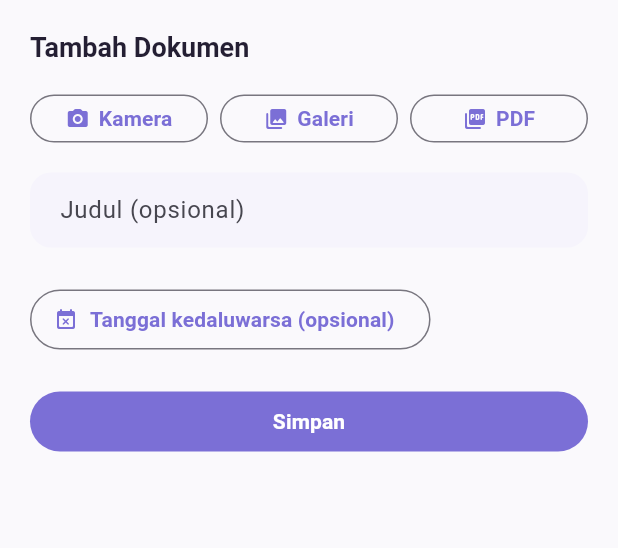
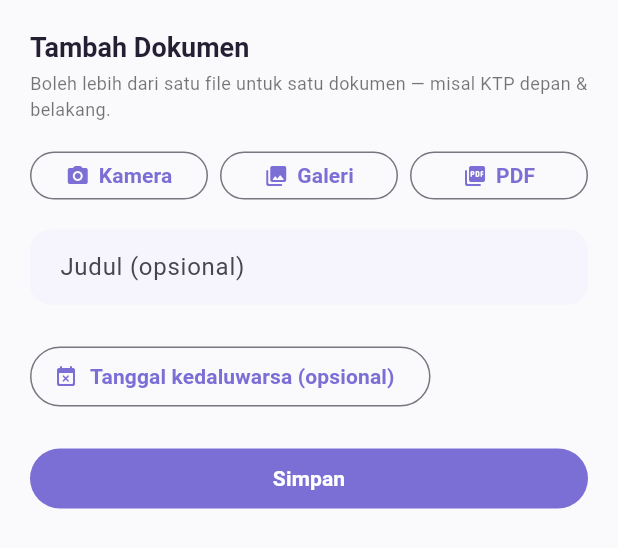
Before and after one commit to ariswibowo80/tello, a Flutter app: the _DocumentFormSheet widget shown alone on an empty page, opened directly with empty values, after a tap on "PDF", on a phone screen of 412 x 824 dp. Shown: the top 548 px of the screen. Run offline on Flutter 3.47's test engine with Material 3 defaults, Android fonts, the phone set to English and light mode, and no system bars; our stand-ins replace cached_network_image, cloud_firestore, file_picker, firebase_auth, firebase_core, firebase_crashlytics and 13 more; accounts and stored records are empty; Roboto replaces fonts that are missing (Poppins); statements that could not run were skipped.

Commit message:
Support multiple files per family document
A FamilyDocument can now hold several files (e.g. KTP front + back,
or a multi-page scan) instead of exactly one. FamilyDocument.files
replaces the single fileUrl/storagePath/fileKind fields, with a
backward-compatible read path for documents saved before this change.

- Add document sheet: Galeri and PDF now multi-select; Kamera can be
  tapped repeatedly. Each picked file uploads and tracks its own
  progress via the shared MediaGrid widget (extended with a PDF tile
  variant).
- Document list card shows a file-count badge when there's more than
  one file.
- Tapping a single-file document opens it directly as before; a
  multi-file document instead opens a thumbnail grid sheet so you can
  see which file is which before opening it full-screen.
- Document deletion (single document and cascading member/asset
  delete) now cleans up every file, not just one.

Co-Authored-By: Claude Sonnet 5 <noreply@anthropic.com>
Claude-Session: https://claude.ai/code/session_01UYdoRTGPeAKuyveDcBdf7c

```diff
--- a/lib/core/widgets/media_grid.dart
+++ b/lib/core/widgets/media_grid.dart
@@ -14,6 +14,7 @@ class MediaGridItem {
     this.localFile,
     this.networkUrl,
     this.isVideo = false,
+    this.isPdf = false,
     this.progress,
     this.error,
     this.onRemove,
@@ -23,6 +24,10 @@ class MediaGridItem {
   final File? localFile;
   final String? networkUrl;
   final bool isVideo;
+
+  /// A PDF has no renderable thumbnail — shown as an icon tile instead of
+  /// attempting to decode the file as an image.
+  final bool isPdf;
 
   /// 0.0–1.0 while uploading, null once finished (or if not applicable).
   final double? progress;
@@ -76,7 +81,12 @@ class _MediaTile extends StatelessWidget {
       child: Stack(
         fit: StackFit.expand,
         children: [
-          if (item.localFile != null)
+          if (item.isPdf)
+            const ColoredBox(
+              color: AppColors.primaryLight,
+              child: Center(child: Icon(Icons.picture_as_pdf_rounded, color: AppColors.primary, size: 32)),
+            )
+          else if (item.localFile != null)
             Image.file(item.localFile!, fit: BoxFit.cover)
           else if (item.networkUrl != null)
             CachedNetworkImage(imageUrl: item.networkUrl!, fit: BoxFit.cover)
--- a/lib/features/family/domain/entities/family_document.dart
+++ b/lib/features/family/domain/entities/family_document.dart
@@ -30,18 +30,36 @@ class DocumentTypePresets {
 
 enum DocumentFileKind { image, pdf }
 
-/// A single scanned/photographed document attached to a [FamilyMember] or
-/// a [FamilyAsset] — e.g. a KTP photo or a scanned STNK PDF. Lives in a
-/// `documents` subcollection under its parent, scoped to the household
-/// the same way Moments/Plans are.
+/// One uploaded file (photo or PDF page) within a [FamilyDocument] — a
+/// KTP, for instance, is usually two of these (front + back).
+class DocumentFile {
+  const DocumentFile({required this.url, required this.storagePath, required this.kind});
+
+  final String url;
+  final String storagePath;
+  final DocumentFileKind kind;
+
+  factory DocumentFile.fromMap(Map<String, dynamic> map) => DocumentFile(
+        url: map['url'] as String? ?? '',
+        storagePath: map['storagePath'] as String? ?? '',
+        kind: (map['kind'] as String?) == 'pdf' ? DocumentFileKind.pdf : DocumentFileKind.image,
+      );
+
+  Map<String, dynamic> toMap() => {'url': url, 'storagePath': storagePath, 'kind': kind.name};
+}
+
+/// A scanned/photographed document attached to a [FamilyMember] or a
+/// [FamilyAsset] — e.g. a KTP (front + back) or a scanned STNK PDF. One
+/// [FamilyDocument] can hold several [files] (multiple photos or pages
+/// that together make up "the KTP"). Lives in a `documents` subcollection
+/// under its parent, scoped to the household the same way Moments/Plans
+/// are.
 class FamilyDocument {
   const FamilyDocument({
     required this.id,
     required this.title,
     required this.docType,
-    required this.fileUrl,
-    required this.storagePath,
-    required this.fileKind,
+    required this.files,
     this.expiryDate,
     this.notes,
     required this.createdAt,
@@ -50,9 +68,7 @@ class FamilyDocument {
   final String id;
   final String title;
   final String docType;
-  final String fileUrl;
-  final String storagePath;
-  final DocumentFileKind fileKind;
+  final List<DocumentFile> files;
   final DateTime? expiryDate;
   final String? notes;
   final DateTime createdAt;
@@ -66,13 +82,30 @@ class FamilyDocument {
   }
 
   factory FamilyDocument.fromFirestore(String id, Map<String, dynamic> map) {
+    List<DocumentFile> files;
+    if (map['files'] is List) {
+      files = (map['files'] as List)
+          .map((f) => DocumentFile.fromMap(Map<String, dynamic>.from(f as Map)))
+          .toList();
+    } else if (map['fileUrl'] != null) {
+      // Documents created before multi-file support stored a single file
+      // directly on the document — read those as a one-file list.
+      files = [
+        DocumentFile(
+          url: map['fileUrl'] as String? ?? '',
+          storagePath: map['storagePath'] as String? ?? '',
+          kind: (map['fileKind'] as String?) == 'pdf' ? DocumentFileKind.pdf : DocumentFileKind.image,
+        ),
+      ];
+    } else {
+      files = const [];
+    }
+
     return FamilyDocument(
       id: id,
       title: map['title'] as String? ?? '',
       docType: map['docType'] as String? ?? '',
-      fileUrl: map['fileUrl'] as String? ?? '',
-      storagePath: map['storagePath'] as String? ?? '',
-      fileKind: (map['fileKind'] as String?) == 'pdf' ? DocumentFileKind.pdf : DocumentFileKind.image,
+      files: files,
       expiryDate: (map['expiryDate'] as Timestamp?)?.toDate(),
       notes: map['notes'] as String?,
       createdAt: (map['createdAt'] as Timestamp?)?.toDate() ?? DateTime.now(),
@@ -82,9 +115,7 @@ class FamilyDocument {
   Map<String, dynamic> toFirestore() => {
         'title': title,
         'docType': docType,
-        'fileUrl': fileUrl,
-        'storagePath': storagePath,
-        'fileKind': fileKind.name,
+        'files': files.map((f) => f.toMap()).toList(),
         'expiryDate': expiryDate != null ? Timestamp.fromDate(expiryDate!) : null,
         'notes': notes,
         'createdAt': FieldValue.serverTimestamp(),
--- a/lib/features/family/presentation/screens/family_asset_detail_screen.dart
+++ b/lib/features/family/presentation/screens/family_asset_detail_screen.dart
@@ -47,7 +47,9 @@ class FamilyAssetDetailScreen extends ConsumerWidget {
       await ref
           .read(familyDocumentRepositoryProvider)
           .deleteDocument(DocumentParentType.familyAsset, assetId, document.id);
-      await ref.read(storageServiceProvider).deleteMedia(document.storagePath);
+      for (final file in document.files) {
+        await ref.read(storageServiceProvider).deleteMedia(file.storagePath);
+      }
       await NotificationService.instance.cancelDocumentExpiryReminders(document.id);
     } on AppException catch (e) {
       if (context.mounted) ScaffoldMessenger.of(context).showSnackBar(SnackBar(content: Text(e.message)));
@@ -75,7 +77,9 @@ class FamilyAssetDetailScreen extends ConsumerWidget {
       final documents = ref.read(familyDocumentsProvider((DocumentParentType.familyAsset, asset.id))).valueOrNull ??
           const <FamilyDocument>[];
       for (final doc in documents) {
-        await ref.read(storageServiceProvider).deleteMedia(doc.storagePath);
+        for (final file in doc.files) {
+          await ref.read(storageServiceProvider).deleteMedia(file.storagePath);
+        }
         await NotificationService.instance.cancelDocumentExpiryReminders(doc.id);
       }
       await ref.read(familyAssetRepositoryProvider).deleteAsset(asset.id);
--- a/lib/features/family/presentation/screens/family_member_detail_screen.dart
+++ b/lib/features/family/presentation/screens/family_member_detail_screen.dart
@@ -47,7 +47,9 @@ class FamilyMemberDetailScreen extends ConsumerWidget {
       await ref
           .read(familyDocumentRepositoryProvider)
           .deleteDocument(DocumentParentType.familyMember, memberId, document.id);
-      await ref.read(storageServiceProvider).deleteMedia(document.storagePath);
+      for (final file in document.files) {
+        await ref.read(storageServiceProvider).deleteMedia(file.storagePath);
+      }
       await NotificationService.instance.cancelDocumentExpiryReminders(document.id);
     } on AppException catch (e) {
       if (context.mounted) ScaffoldMessenger.of(context).showSnackBar(SnackBar(content: Text(e.message)));
@@ -75,7 +77,9 @@ class FamilyMemberDetailScreen extends ConsumerWidget {
       final documents = ref.read(familyDocumentsProvider((DocumentParentType.familyMember, member.id))).valueOrNull ??
           const <FamilyDocument>[];
       for (final doc in documents) {
-        await ref.read(storageServiceProvider).deleteMedia(doc.storagePath);
+        for (final file in doc.files) {
+          await ref.read(storageServiceProvider).deleteMedia(file.storagePath);
+        }
         await NotificationService.instance.cancelDocumentExpiryReminders(doc.id);
       }
       await ref.read(familyMemberRepositoryProvider).deleteMember(member.id);
--- a/lib/features/family/presentation/widgets/document_form_sheet.dart
+++ b/lib/features/family/presentation/widgets/document_form_sheet.dart
@@ -5,12 +5,13 @@ import 'package:flutter/material.dart';
 import 'package:flutter_riverpod/flutter_riverpod.dart';
 import 'package:image_picker/image_picker.dart';
 import 'package:intl/intl.dart';
+import 'package:uuid/uuid.dart';
 
 import '../../../../core/errors/app_exception.dart';
 import '../../../../core/services/notification_service.dart';
 import '../../../../core/services/storage_providers.dart';
 import '../../../../core/services/storage_service.dart';
-import '../../../../core/theme/app_colors.dart';
+import '../../../../core/widgets/media_grid.dart';
 import '../../domain/entities/family_document.dart';
 import '../../domain/repositories/family_document_repository.dart';
 import '../providers/family_document_providers.dart';
@@ -37,6 +38,16 @@ Future<void> showDocumentFormSheet(
   );
 }
 
+class _PickedFile {
+  _PickedFile({required this.id, required this.file, required this.isPdf});
+  final String id;
+  final File file;
+  final bool isPdf;
+  double progress = 0;
+  DocumentUploadResult? uploaded;
+  String? error;
+}
+
 class _DocumentFormSheet extends ConsumerStatefulWidget {
   const _DocumentFormSheet({
     required this.parentType,
@@ -59,12 +70,7 @@ class _DocumentFormSheetState extends ConsumerState<_DocumentFormSheet> {
   final _customTypeController = TextEditingController();
   String? _docType;
   DateTime? _expiryDate;
-
-  File? _pickedFile;
-  bool _pickedIsPdf = false;
-  double? _uploadProgress;
-  String? _uploadError;
-  DocumentUploadResult? _uploadedResult;
+  final List<_PickedFile> _pickedFiles = [];
   bool _isSaving = false;
 
   @override
@@ -74,7 +80,9 @@ class _DocumentFormSheetState extends ConsumerState<_DocumentFormSheet> {
     super.dispose();
   }
 
-  bool get _isUploading => _pickedFile != null && _uploadedResult == null && _uploadError == null;
+  bool get _isUploadingAny => _pickedFiles.any((f) => f.uploaded == null && f.error == null);
+  bool get _hasErrors => _pickedFiles.any((f) => f.error != null);
+  List<_PickedFile> get _successfulFiles => _pickedFiles.where((f) => f.uploaded != null).toList();
 
   static const String _otherPreset = 'Lainnya';
 
@@ -94,63 +102,57 @@ class _DocumentFormSheetState extends ConsumerState<_DocumentFormSheet> {
   }
 
   Future<void> _pickFromGallery() async {
-    final xfile = await ImagePicker().pickImage(source: ImageSource.gallery);
-    if (xfile != null) _startUpload(File(xfile.path), isPdf: false);
+    final picked = await ImagePicker().pickMultiImage();
+    for (final xfile in picked) {
+      _startUpload(File(xfile.path), isPdf: false);
+    }
   }
 
   Future<void> _pickPdf() async {
-    final file = await FilePicker.pickFile(type: FileType.custom, allowedExtensions: ['pdf']);
-    final path = file?.path;
+    final files = await FilePicker.pickFiles(type: FileType.custom, allowedExtensions: ['pdf']);
+    for (final platformFile in files) {
+      final path = platformFile.path;
       if (path != null) _startUpload(File(path), isPdf: true);
+    }
   }
 
   /// Uploading begins the instant a file is picked — not deferred to the
-  /// Simpan tap — since Simpan is disabled while [_isUploading] is true.
-  /// Deferring the actual upload call to `_save()` would deadlock: the
-  /// button would stay disabled forever because nothing had kicked off
-  /// the work that clears that state.
+  /// Simpan tap — since Simpan is disabled while any file is still
+  /// uploading. Deferring the actual upload call to `_save()` would
+  /// deadlock: the button would stay disabled forever because nothing
+  /// had kicked off the work that clears that state.
   void _startUpload(File file, {required bool isPdf}) {
-    setState(() {
-      _pickedFile = file;
-      _pickedIsPdf = isPdf;
-      _uploadProgress = 0;
-      _uploadError = null;
-      _uploadedResult = null;
-    });
+    final entry = _PickedFile(id: const Uuid().v4(), file: file, isPdf: isPdf);
+    setState(() => _pickedFiles.add(entry));
 
     final storage = ref.read(storageServiceProvider);
     final task = storage.uploadDocument(file: file, folderPath: widget.folderPath, isPdf: isPdf);
 
     task.progress.listen((p) {
-      if (mounted) setState(() => _uploadProgress = p);
+      if (mounted) setState(() => entry.progress = p);
     });
 
     task.result.then((result) {
       if (!mounted) return;
       setState(() {
-        _uploadProgress = 1;
-        _uploadedResult = result;
+        entry.progress = 1;
+        entry.uploaded = result;
       });
     }).catchError((Object e) {
       if (!mounted) return;
-      setState(() => _uploadError = e is AppException ? e.message : 'Upload gagal. Silakan coba lagi.');
+      setState(() => entry.error = e is AppException ? e.message : 'Upload gagal. Silakan coba lagi.');
     });
   }
 
-  void _removePickedFile() {
+  void _removeFile(_PickedFile entry) {
+    setState(() => _pickedFiles.remove(entry));
     // Best-effort cleanup if the upload already finished — nothing else
     // references this file since it was never attached to a saved
     // FamilyDocument.
-    final uploaded = _uploadedResult;
+    final uploaded = entry.uploaded;
     if (uploaded != null) {
       ref.read(storageServiceProvider).deleteMedia(uploaded.storagePath);
     }
-    setState(() {
-      _pickedFile = null;
-      _uploadProgress = null;
-      _uploadError = null;
-      _uploadedResult = null;
-    });
   }
 
   Future<void> _pickExpiryDate() async {
@@ -164,9 +166,9 @@ class _DocumentFormSheetState extends ConsumerState<_DocumentFormSheet> {
   }
 
   Future<void> _save() async {
-    final uploaded = _uploadedResult;
+    final successful = _successfulFiles;
     final docType = _resolvedDocType;
-    if (uploaded == null) {
+    if (successful.isEmpty) {
       ScaffoldMessenger.of(context).showSnackBar(const SnackBar(content: Text('Pilih foto atau file PDF dulu.')));
       return;
     }
@@ -184,9 +186,14 @@ class _DocumentFormSheetState extends ConsumerState<_DocumentFormSheet> {
         id: docRepo.newDocumentId(widget.parentType, widget.parentId),
         title: title,
         docType: docType,
-        fileUrl: uploaded.url,
-        storagePath: uploaded.storagePath,
-        fileKind: uploaded.isPdf ? DocumentFileKind.pdf : DocumentFileKind.image,
+        files: [
+          for (final f in successful)
+            DocumentFile(
+              url: f.uploaded!.url,
+              storagePath: f.uploaded!.storagePath,
+              kind: f.isPdf ? DocumentFileKind.pdf : DocumentFileKind.image,
+            ),
+        ],
         expiryDate: _expiryDate,
         createdAt: DateTime.now(),
       );
@@ -202,7 +209,7 @@ class _DocumentFormSheetState extends ConsumerState<_DocumentFormSheet> {
 
       if (mounted) Navigator.of(context).pop();
     } on AppException catch (e) {
-      if (mounted) setState(() => _uploadError = e.message);
+      if (mounted) ScaffoldMessenger.of(context).showSnackBar(SnackBar(content: Text(e.message)));
     } finally {
       if (mounted) setState(() => _isSaving = false);
     }
@@ -225,53 +232,51 @@ class _DocumentFormSheetState extends ConsumerState<_DocumentFormSheet> {
           crossAxisAlignment: CrossAxisAlignment.start,
           children: [
             Text('Tambah Dokumen', style: Theme.of(context).textTheme.titleLarge),
+            const SizedBox(height: 4),
+            const Text(
+              'Boleh lebih dari satu file untuk satu dokumen — misal KTP depan & belakang.',
+              style: TextStyle(fontSize: 12, color: Colors.black54),
+            ),
             const SizedBox(height: 16),
-            if (_pickedFile == null)
             Row(
               children: [
                 Expanded(
-                    child: _SourceButton(
-                      onPressed: _pickFromCamera,
-                      icon: Icons.camera_alt_rounded,
-                      label: 'Kamera',
-                    ),
+                  child: _SourceButton(onPressed: _pickFromCamera, icon: Icons.camera_alt_rounded, label: 'Kamera'),
                 ),
                 const SizedBox(width: 8),
                 Expanded(
-                    child: _SourceButton(
-                      onPressed: _pickFromGallery,
-                      icon: Icons.photo_library_rounded,
-                      label: 'Galeri',
-                    ),
+                  child:
+                      _SourceButton(onPressed: _pickFromGallery, icon: Icons.photo_library_rounded, label: 'Galeri'),
                 ),
                 const SizedBox(width: 8),
                 Expanded(
-                    child: _SourceButton(
-                      onPressed: _pickPdf,
-                      icon: Icons.picture_as_pdf_rounded,
-                      label: 'PDF',
-                    ),
+                  child: _SourceButton(onPressed: _pickPdf, icon: Icons.picture_as_pdf_rounded, label: 'PDF'),
                 ),
               ],
-              )
-            else
-              Card(
-                color: AppColors.primaryLight,
-                child: ListTile(
-                  leading: Icon(_pickedIsPdf ? Icons.picture_as_pdf_rounded : Icons.image_rounded,
-                      color: AppColors.primary),
-                  title: Text(_pickedFile!.path.split('/').last, overflow: TextOverflow.ellipsis),
-                  subtitle: _isUploading
-                      ? LinearProgressIndicator(value: _uploadProgress)
-                      : _uploadError != null
-                          ? Text(_uploadError!, style: const TextStyle(color: AppColors.error))
-                          : null,
-                  trailing: IconButton(
-                    icon: const Icon(Icons.close_rounded),
-                    onPressed: _isSaving ? null : _removePickedFile,
             ),
+            if (_pickedFiles.isNotEmpty) ...[
+              const SizedBox(height: 16),
+              MediaGrid(
+                canAddMore: false,
+                items: [
+                  for (final f in _pickedFiles)
+                    MediaGridItem(
+                      id: f.id,
+                      localFile: f.file,
+                      isPdf: f.isPdf,
+                      progress: f.uploaded != null ? null : f.progress,
+                      error: f.error,
+                      onRemove: _isSaving ? null : () => _removeFile(f),
                     ),
+                ],
               ),
+              if (_hasErrors)
+                const Padding(
+                  padding: EdgeInsets.only(top: 8),
+                  child: Text('Hapus file yang gagal diupload sebelum menyimpan.',
+                      style: TextStyle(color: Colors.red, fontSize: 12)),
+                ),
+            ],
             const SizedBox(height: 16),
             TextField(
               controller: _titleController,
@@ -314,7 +319,7 @@ class _DocumentFormSheetState extends ConsumerState<_DocumentFormSheet> {
             SizedBox(
               width: double.infinity,
               child: FilledButton(
-                onPressed: (_isSaving || _isUploading) ? null : _save,
+                onPressed: (_isSaving || _isUploadingAny || _hasErrors) ? null : _save,
                 child: _isSaving
                     ? const SizedBox(width: 20, height: 20, child: CircularProgressIndicator(strokeWidth: 2))
                     : const Text('Simpan'),
```
Also changed, not shown: lib/features/family/presentation/widgets/document_files_sheet.dart (added, +87 -0 lines), lib/features/family/presentation/widgets/document_image_viewer.dart (+62 -9 lines), lib/features/family/presentation/widgets/document_tile.dart (+36 -22 lines), 1 other file. Lines whose indentation alone changed are shown as unchanged.
